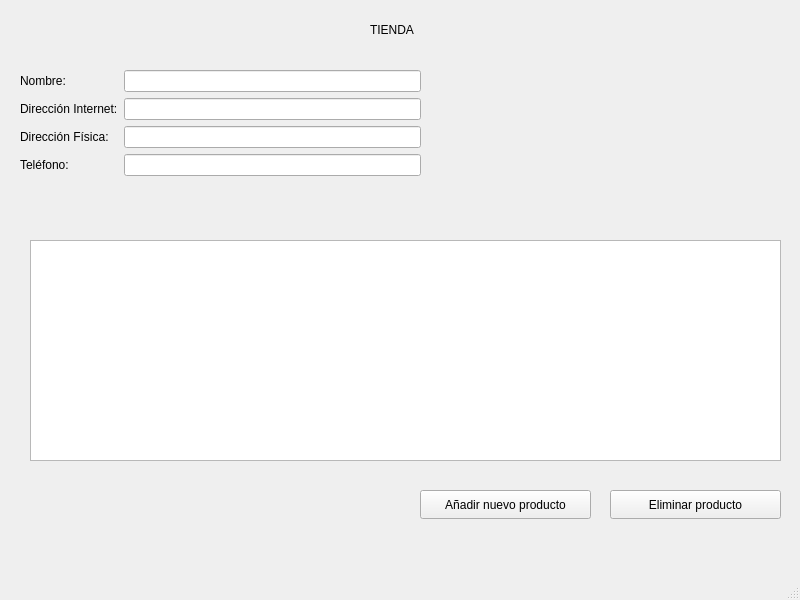
Above: tiendaAdministrada/src/ui/mainwindow.ui from RojasSancho/TareaProgramada4-C16882 before the change. Below: the same form after it.
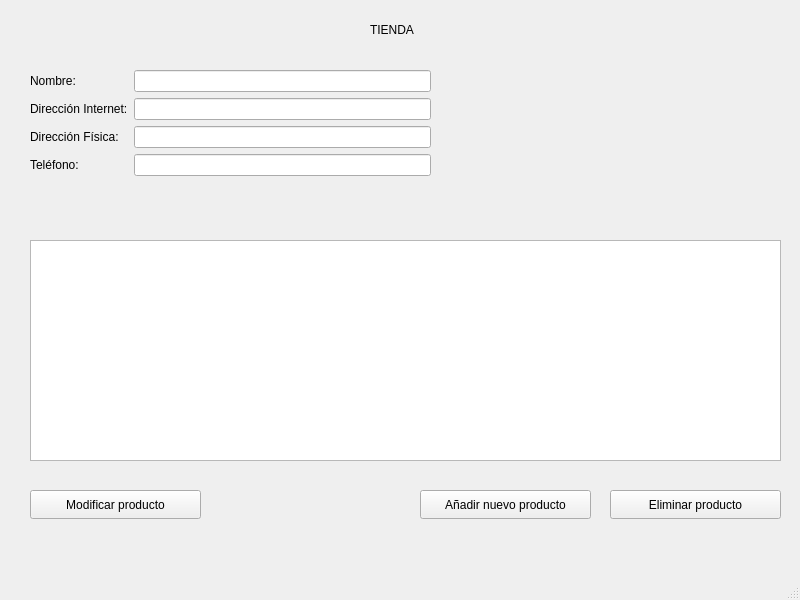
That is the form after the change.

Commit message: Eliminar producto listo

Patch:
```diff
--- a/tiendaAdministrada/src/ui/mainwindow.ui
+++ b/tiendaAdministrada/src/ui/mainwindow.ui
@@ -17,7 +17,7 @@
    <widget class="QWidget" name="formLayoutWidget">
     <property name="geometry">
      <rect>
-      <x>20</x>
+      <x>30</x>
       <y>70</y>
       <width>401</width>
       <height>141</height>
@@ -115,6 +115,19 @@
      <string>Eliminar producto</string>
     </property>
    </widget>
+   <widget class="QPushButton" name="pushButton">
+    <property name="geometry">
+     <rect>
+      <x>30</x>
+      <y>490</y>
+      <width>171</width>
+      <height>29</height>
+     </rect>
+    </property>
+    <property name="text">
+     <string>Modificar producto</string>
+    </property>
+   </widget>
   </widget>
   <widget class="QStatusBar" name="statusbar"/>
  </widget>
```
The commit also changes 5 other files.
